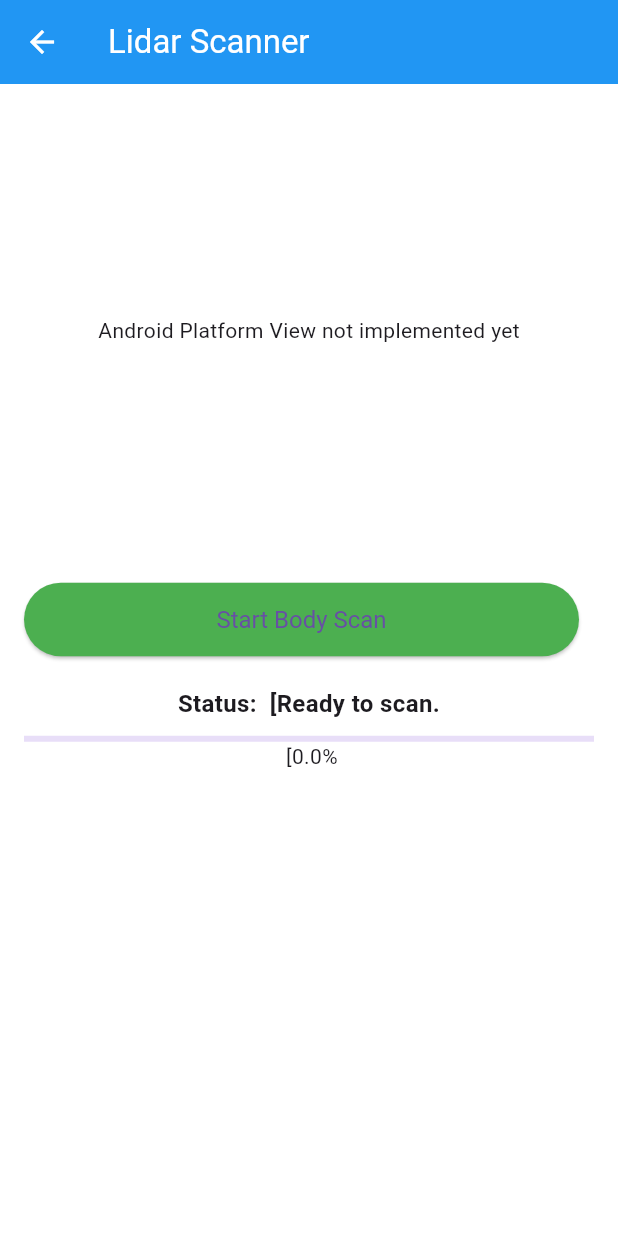
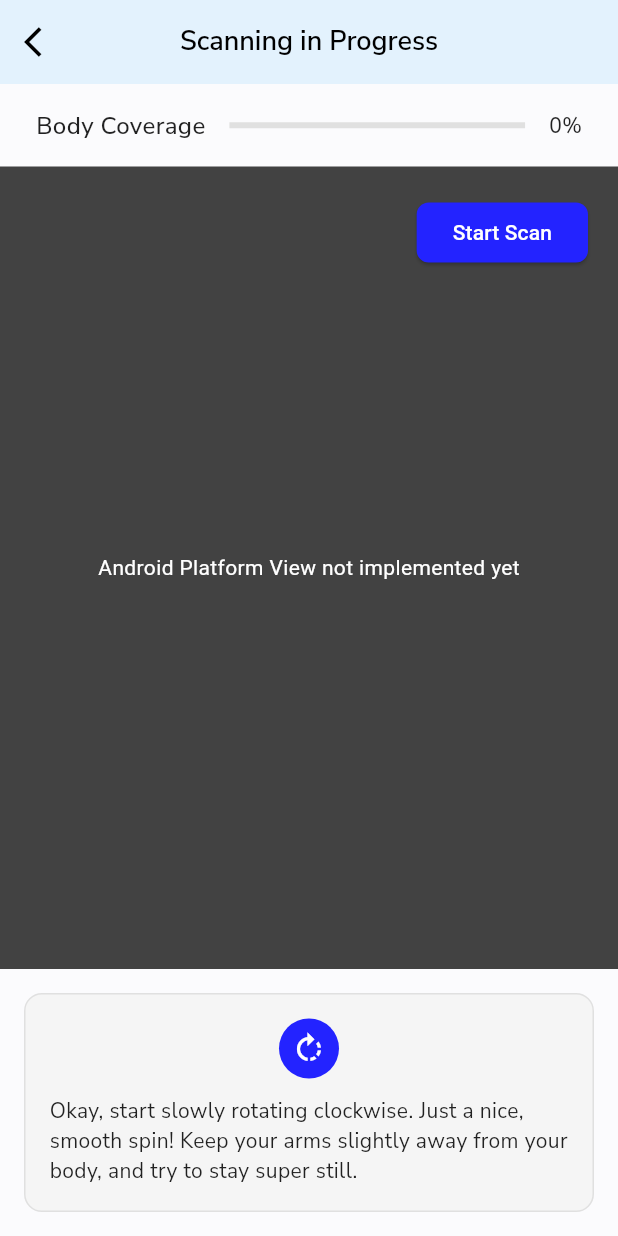
Before and after one commit to flashBombHack/Sizemet_App, a Flutter app: the LidarScannerScreen screen opened by its route, on a phone screen of 412 x 824 dp. Run offline on Flutter 3.47's test engine with Material 3 defaults, Android fonts, the phone set to English and light mode, and no system bars; our stand-ins replace firebase_auth, firebase_core, flutter_svg, google_fonts, google_sign_in, shared_preferences and 1 more; accounts and stored records are empty.

Commit message:
Lidarscreen update

```diff
--- a/lib/screens/lidar_scanner_screen.dart
+++ b/lib/screens/lidar_scanner_screen.dart
@@ -3,6 +3,7 @@ import 'package:flutter/material.dart';
 import 'package:flutter/services.dart';
 import 'package:flutter/foundation.dart';
 import 'package:flutter/rendering.dart';
+import 'package:google_fonts/google_fonts.dart';
 
 class LidarScannerScreen extends StatefulWidget {
   const LidarScannerScreen({super.key});
@@ -108,99 +109,167 @@ class _LidarScannerScreenState extends State<LidarScannerScreen> {
   @override
   Widget build(BuildContext context) {
     return Scaffold(
+      backgroundColor: const Color(0xFFFBFBFD),
       appBar: AppBar(
-        title: const Text('Lidar Scanner'),
+        backgroundColor: const Color(0xFFE3F2FD), // Light blue background
+        elevation: 0,
+        leading: IconButton(
+          icon: const Icon(Icons.arrow_back_ios, color: Colors.black),
+          onPressed: () => Navigator.of(context).pop(),
         ),
-      body: SafeArea(
-        child: Padding(
-          padding: const EdgeInsets.all(16.0),
-          child: Column(
-            children: <Widget>[
+        title: Text(
+          'Scanning in Progress',
+          style: GoogleFonts.nunitoSans(
+            fontSize: 18,
+            fontWeight: FontWeight.w600,
+            color: Colors.black,
+          ),
+        ),
+        centerTitle: true,
+      ),
+      body: Column(
+        children: [
+          // Body Coverage Progress Bar
+          Container(
+            padding: const EdgeInsets.symmetric(horizontal: 24.0, vertical: 16.0),
+            child: Row(
+              children: [
+                Text(
+                  'Body Coverage',
+                  style: GoogleFonts.nunitoSans(
+                    fontSize: 16,
+                    fontWeight: FontWeight.w500,
+                    color: Colors.black87,
+                  ),
+                ),
+                const SizedBox(width: 16),
+                Expanded(
+                  child: LinearProgressIndicator(
+                    value: _progress,
+                    backgroundColor: Colors.grey[300],
+                    valueColor: const AlwaysStoppedAnimation<Color>(Color(0xFF2323FF)),
+                  ),
+                ),
+                const SizedBox(width: 16),
+                Text(
+                  '${(_progress * 100).toStringAsFixed(0)}%',
+                  style: GoogleFonts.nunitoSans(
+                    fontSize: 14,
+                    fontWeight: FontWeight.w500,
+                    color: Colors.black87,
+                  ),
+                ),
+              ],
+            ),
+          ),
+
+          // Full-screen Method Channel View
+          Expanded(
+            child: Container(
+              color: const Color(0xFF424242), // Dark grey background
+              child: Stack(
+                children: [
+                  // Method Channel View (iOS Swift code)
                   if (defaultTargetPlatform == TargetPlatform.iOS)
-                Expanded(
-                  child: UiKitView(
+                    UiKitView(
                       viewType: _viewType,
                       layoutDirection: TextDirection.ltr,
                       creationParams: const <String, dynamic>{},
                       creationParamsCodec: const StandardMessageCodec(),
-                  ),
                     )
                   else if (defaultTargetPlatform == TargetPlatform.android)
-                const Expanded(
-                  child: Center(
-                    child: Text('Android Platform View not implemented yet'),
+                    const Center(
+                      child: Text(
+                        'Android Platform View not implemented yet',
+                        style: TextStyle(color: Colors.white),
                       ),
                     ),
-              const SizedBox(height: 20),
-              Row(
-                mainAxisAlignment: MainAxisAlignment.spaceEvenly,
-                children: [
-                  Expanded(
+
+                  // Overlay for scan controls (only show when not scanning)
+                  if (!_isScanning)
+                    Positioned(
+                      top: 20,
+                      right: 20,
                       child: ElevatedButton(
-                      onPressed: _isScanning ? null : _startScan,
+                        onPressed: _startScan,
                         style: ElevatedButton.styleFrom(
-                        backgroundColor: Colors.green,
-                        padding: const EdgeInsets.symmetric(horizontal: 20, vertical: 15),
-                        textStyle: const TextStyle(fontSize: 16),
-                      ),
-                      child: const Text('Start Body Scan'),
+                          backgroundColor: const Color(0xFF2323FF),
+                          shape: RoundedRectangleBorder(
+                            borderRadius: BorderRadius.circular(8),
                           ),
                         ),
-                  const SizedBox(width: 10),
+                        child: const Text(
+                          'Start Scan',
+                          style: TextStyle(color: Colors.white),
+                        ),
+                      ),
+                    ),
+
+                  // Overlay for stop button (only show when scanning)
                   if (_isScanning)
-                    Expanded(
+                    Positioned(
+                      top: 20,
+                      right: 20,
                       child: ElevatedButton(
                         onPressed: _stopScan,
                         style: ElevatedButton.styleFrom(
                           backgroundColor: Colors.red,
-                          padding: const EdgeInsets.symmetric(horizontal: 20, vertical: 15),
-                          textStyle: const TextStyle(fontSize: 16),
+                          shape: RoundedRectangleBorder(
+                            borderRadius: BorderRadius.circular(8),
                           ),
-                        child: const Text('Stop Scan'),
+                        ),
+                        child: const Text(
+                          'Stop Scan',
+                          style: TextStyle(color: Colors.white),
+                        ),
                       ),
                     ),
                 ],
               ),
-              const SizedBox(height: 20),
-              Flexible(
-                child: Text(
-                  'Status:  [${_statusMessage}',
-                  style: const TextStyle(fontSize: 16, fontWeight: FontWeight.bold),
-                  textAlign: TextAlign.center,
             ),
           ),
-              const SizedBox(height: 10),
-              LinearProgressIndicator(value: _progress),
-              Text(' [${(_progress * 100).toStringAsFixed(1)}%'),
-              const SizedBox(height: 20),
-              if (_errorMessage.isNotEmpty)
-                Flexible(
-                  child: Text(
-                    _errorMessage,
-                    style: const TextStyle(color: Colors.red, fontSize: 14),
-                    textAlign: TextAlign.center,
+
+          // Instruction Box at the bottom
+          Container(
+            margin: const EdgeInsets.all(16.0),
+            padding: const EdgeInsets.all(16.0),
+            decoration: BoxDecoration(
+              color: Colors.grey[100],
+              borderRadius: BorderRadius.circular(12),
+              border: Border.all(color: Colors.grey[300]!),
+            ),
+            child: Column(
+              children: [
+                // Rotation icon
+                Container(
+                  width: 40,
+                  height: 40,
+                  decoration: BoxDecoration(
+                    color: const Color(0xFF2323FF),
+                    borderRadius: BorderRadius.circular(20),
+                  ),
+                  child: const Icon(
+                    Icons.rotate_right,
+                    color: Colors.white,
+                    size: 24,
                   ),
                 ),
-              if (_usdzPath != null)
-                Flexible(
-                  child: Column(
-                    children: [
-                      const Text(
-                        'Scan Result (USDZ):',
-                        style: TextStyle(fontSize: 16, fontWeight: FontWeight.bold),
+                const SizedBox(height: 12),
+                // Instruction text
+                Text(
+                  'Okay, start slowly rotating clockwise. Just a nice, smooth spin! Keep your arms slightly away from your body, and try to stay super still.',
+                  style: GoogleFonts.nunitoSans(
+                    fontSize: 14,
+                    color: Colors.black87,
+                    height: 1.4,
                   ),
-                      SelectableText(
-                        _usdzPath!,
-                        style: const TextStyle(fontSize: 14, color: Colors.blue),
-                        textAlign: TextAlign.center,
+                  textAlign: TextAlign.left,
                 ),
               ],
             ),
           ),
         ],
       ),
-        ),
-      ),
     );
   }
 }
```
Lines whose indentation alone changed are shown as unchanged.
